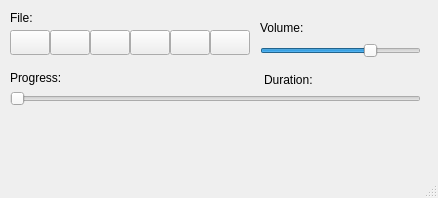
This is mainwindow.ui in ArhipovAlex/QTMediaPlayer as Qt 5 draws it before an edit. The edited form follows.
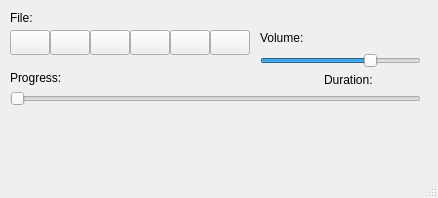
This is the edited form. Icons and pictures are not drawn.

Commit message: Duration and Position DONE

```diff
--- a/mainwindow.ui
+++ b/mainwindow.ui
@@ -113,7 +113,7 @@
     <property name="geometry">
      <rect>
       <x>260</x>
-      <y>40</y>
+      <y>50</y>
       <width>161</width>
       <height>21</height>
      </rect>
@@ -129,7 +129,7 @@
     <property name="geometry">
      <rect>
       <x>260</x>
-      <y>20</y>
+      <y>30</y>
       <width>81</width>
       <height>16</height>
      </rect>
@@ -154,9 +154,9 @@
    <widget class="QLabel" name="labelDuration">
     <property name="geometry">
      <rect>
-      <x>264</x>
+      <x>324</x>
       <y>70</y>
-      <width>101</width>
+      <width>111</width>
       <height>20</height>
      </rect>
     </property>
```
The commit also changes 2 other files.
